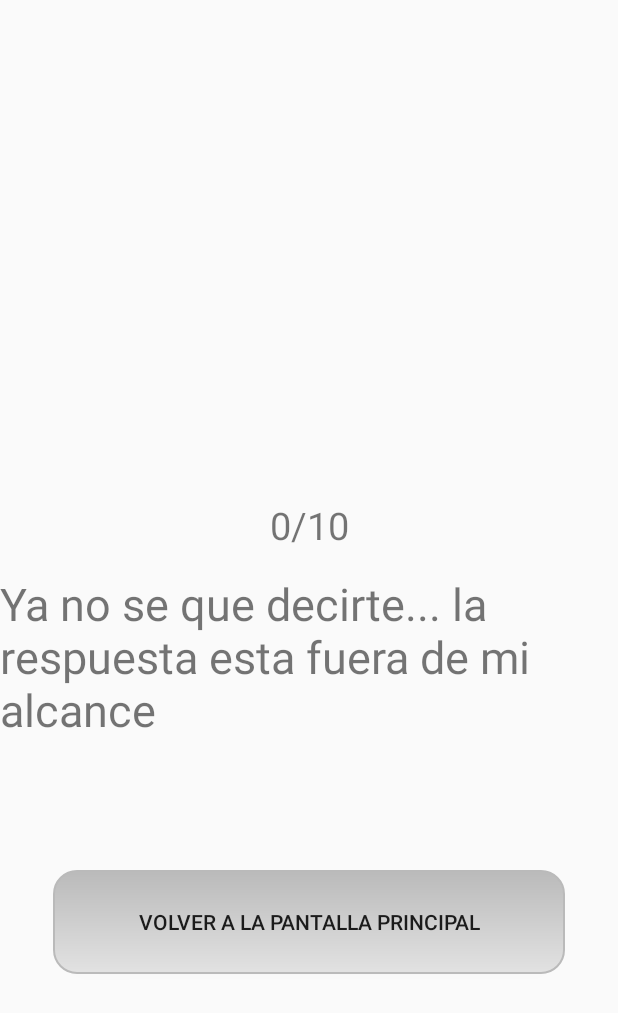
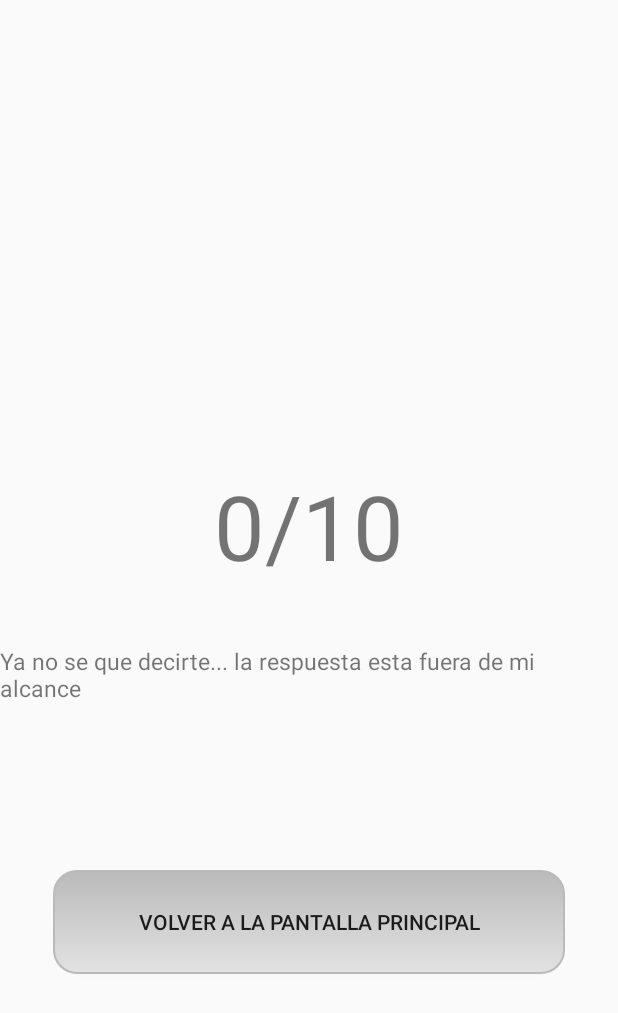
Before and after one commit to Artudoxo/TestWhataTest, an Android app: the Resultado screen opened directly, with no data from a screen before it, on a phone screen of 412 x 824 dp. Shown: the top 1013 px of the screen. Run offline under Robolectric (Android 15) with nearby library versions, the phone set to English and light mode, and no system bars; 11 statements that could not run were skipped.

```diff
--- a/app/src/main/res/layout/activity_resultado.xml
+++ b/app/src/main/res/layout/activity_resultado.xml
@@ -38,7 +38,7 @@
             android:layout_marginBottom="8dp"
             android:gravity="center"
             android:text="Resultado"
-            android:textSize="25dp"
+            android:textSize="60dp"
             app:layout_constraintBottom_toTopOf="@+id/guideline37"
             app:layout_constraintEnd_toEndOf="parent"
             app:layout_constraintStart_toStartOf="parent"
@@ -54,7 +54,7 @@
             android:layout_marginEnd="8dp"
             android:layout_marginRight="8dp"
             android:text="@string/mensaje"
-            android:textSize="30dp"
+            android:textSize="15dp"
             app:layout_constraintBottom_toTopOf="@+id/guideline37"
             app:layout_constraintEnd_toEndOf="parent"
             app:layout_constraintStart_toStartOf="parent"
```
